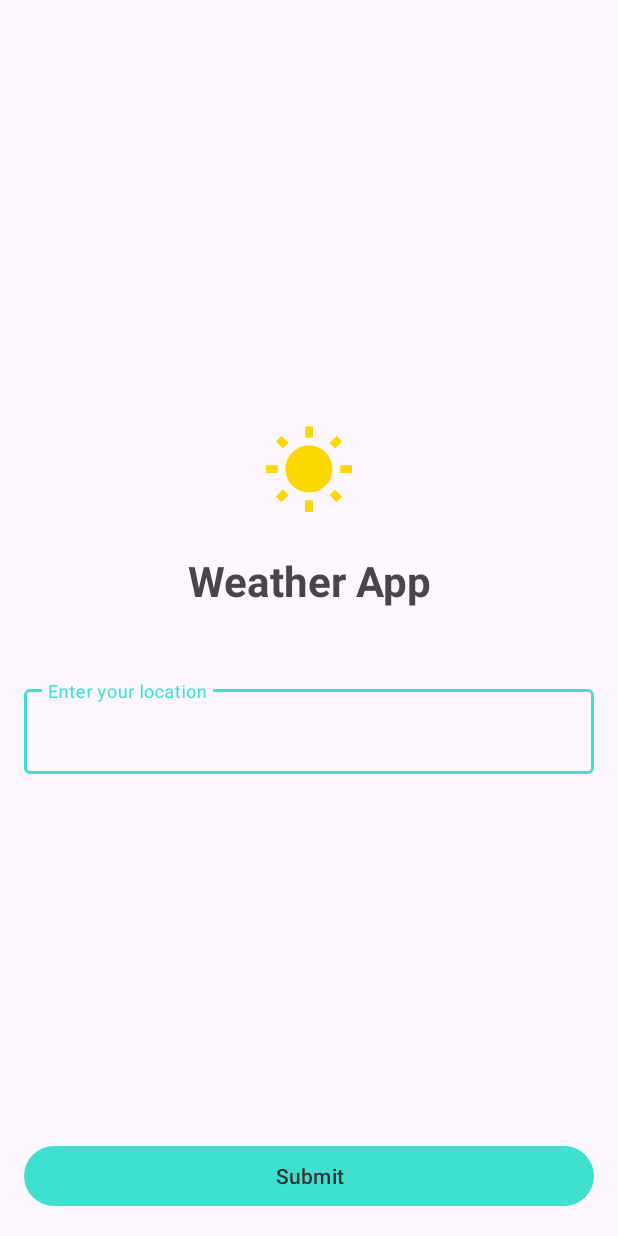
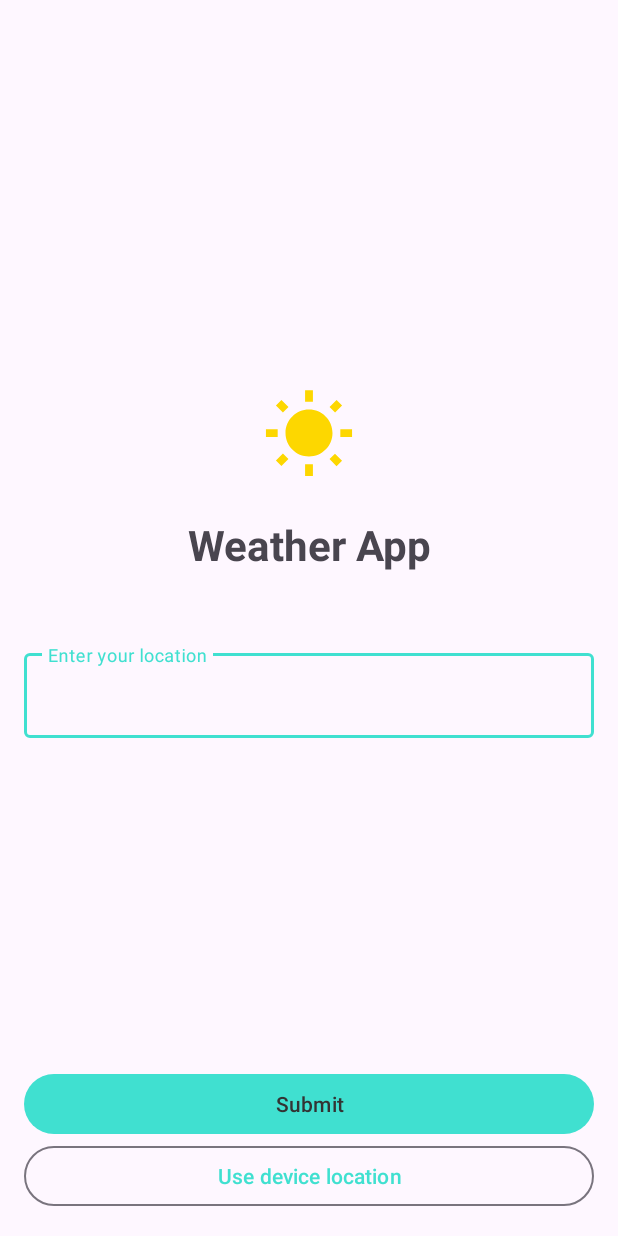
Before and after one commit to Makechi02/WeatherApp, an Android app: the screen it shows after launch (MainActivity), on a phone screen of 412 x 824 dp. Run offline under Robolectric (Android 15) with nearby library versions, the phone set to English and light mode, and no system bars.

Commit message:
Use device location to show weather

```diff
--- a/app/build.gradle.kts
+++ b/app/build.gradle.kts
@@ -32,6 +32,7 @@ dependencies {
 
     implementation("androidx.appcompat:appcompat:1.6.1")
     implementation("com.google.android.material:material:1.12.0")
+    implementation("com.google.android.gms:play-services-location:21.2.0")
 
     implementation("com.github.bumptech.glide:glide:4.16.0")
 
--- a/app/src/main/AndroidManifest.xml
+++ b/app/src/main/AndroidManifest.xml
@@ -3,6 +3,8 @@
 
     <uses-permission android:name="android.permission.ACCESS_NETWORK_STATE"/>
     <uses-permission android:name="android.permission.INTERNET"/>
+    <uses-permission android:name="android.permission.ACCESS_FINE_LOCATION"/>
+    <uses-permission android:name="android.permission.ACCESS_COARSE_LOCATION"/>
 
     <application
             android:allowBackup="true"
--- a/app/src/main/res/layout/activity_main.xml
+++ b/app/src/main/res/layout/activity_main.xml
@@ -18,7 +18,7 @@
             android:layout_width="match_parent"
             android:layout_height="wrap_content"
             app:layout_constraintTop_toTopOf="@+id/progressBar"
-            app:layout_constraintBottom_toTopOf="@+id/btn_submit"
+            app:layout_constraintBottom_toTopOf="@+id/layout_btns"
             android:orientation="vertical">
 
         <ImageView
@@ -52,11 +52,25 @@
 
     </LinearLayout>
 
-    <com.google.android.material.button.MaterialButton
+    <LinearLayout
             android:layout_width="match_parent"
             android:layout_height="wrap_content"
-            android:text="Submit"
-            android:id="@+id/btn_submit"
-            app:layout_constraintBottom_toBottomOf="parent"/>
+            android:orientation="vertical"
+            app:layout_constraintBottom_toBottomOf="parent"
+            android:id="@+id/layout_btns">
+
+        <com.google.android.material.button.MaterialButton
+                android:layout_width="match_parent"
+                android:layout_height="wrap_content"
+                android:text="Submit"
+                android:id="@+id/btn_submit"/>
+
+        <com.google.android.material.button.MaterialButton
+                android:layout_width="match_parent"
+                android:layout_height="wrap_content"
+                android:text="Use device location"
+                android:id="@+id/btn_use_device"
+                style="@style/Widget.Material3.Button.OutlinedButton"/>
+    </LinearLayout>
 
 </androidx.constraintlayout.widget.ConstraintLayout>
```
Also changed, not shown: app/src/main/java/com/makbe/weatherapp/MainActivity.java (+47 -9 lines), app/src/main/java/com/makbe/weatherapp/data/Weather.java (+23 -5 lines), 4 other files.
